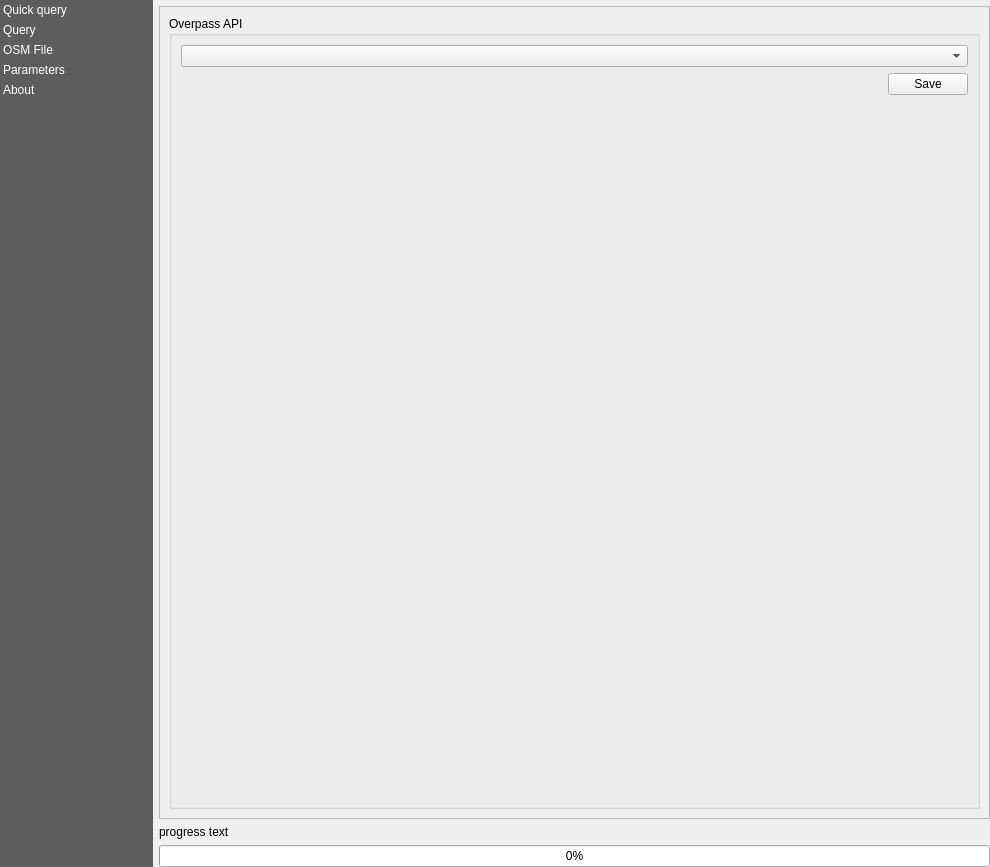
This is QuickOSM/resources/ui/main_window.ui in 3liz/QuickOSM as Qt 5 draws it before an edit. The edited form follows.
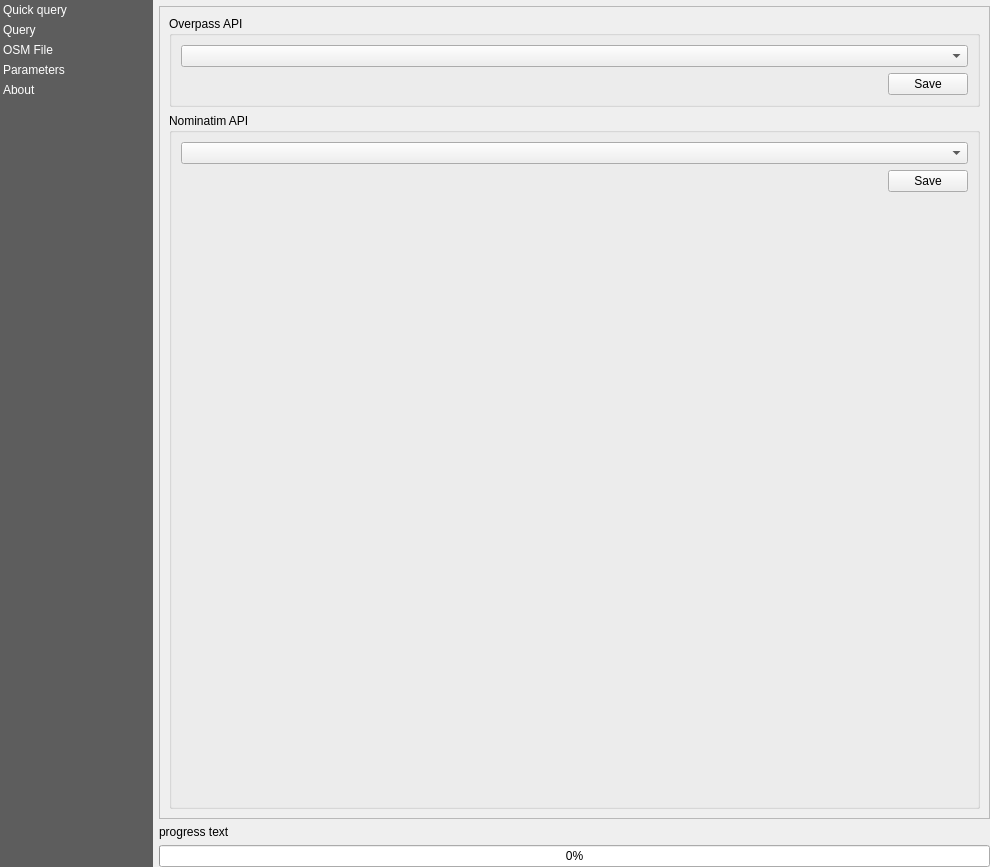
This is the edited form. The open tabs and pages were chosen to show the change. Custom widgets are drawn as their Qt base class.

Commit message: Choice of Nominatim Server #261

What changed in the file:
```diff
--- a/QuickOSM/resources/ui/main_window.ui
+++ b/QuickOSM/resources/ui/main_window.ui
@@ -132,7 +132,7 @@
           <x>0</x>
           <y>0</y>
           <width>827</width>
-          <height>801</height>
+          <height>809</height>
          </rect>
         </property>
         <property name="minimumSize">
@@ -1001,7 +1001,47 @@
                    </spacer>
                   </item>
                   <item>
-                   <widget class="QPushButton" name="save_config">
+                   <widget class="QPushButton" name="save_config_overpass">
+                    <property name="text">
+                     <string>Save</string>
+                    </property>
+                   </widget>
+                  </item>
+                 </layout>
+                </item>
+               </layout>
+              </widget>
+             </item>
+             <item>
+              <widget class="QGroupBox" name="groupBox_9">
+               <property name="title">
+                <string>Nominatim API</string>
+               </property>
+               <layout class="QVBoxLayout" name="verticalLayout_16">
+                <item>
+                 <layout class="QHBoxLayout" name="horizontalLayout_9">
+                  <item>
+                   <widget class="QComboBox" name="combo_default_nominatim"/>
+                  </item>
+                 </layout>
+                </item>
+                <item>
+                 <layout class="QHBoxLayout" name="horizontalLayout_10">
+                  <item>
+                   <spacer name="horizontalSpacer_3">
+                    <property name="orientation">
+                     <enum>Qt::Horizontal</enum>
+                    </property>
+                    <property name="sizeHint" stdset="0">
+                     <size>
+                      <width>40</width>
+                      <height>20</height>
+                     </size>
+                    </property>
+                   </spacer>
+                  </item>
+                  <item>
+                   <widget class="QPushButton" name="save_config_nominatim">
                     <property name="text">
                      <string>Save</string>
                     </property>
```
Left out of the diff: 14 changed lines with no effect on the pictures. The commit also changes 5 other files.
